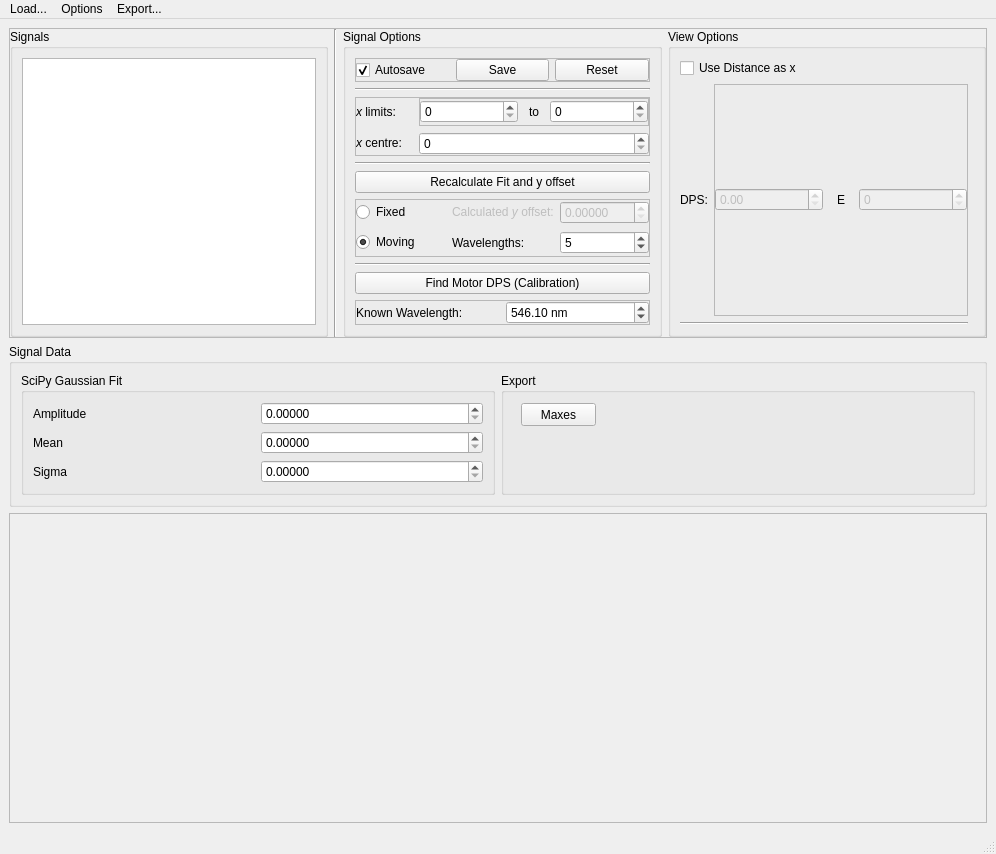
Before: the Qt Designer form gui/gui.ui in twobackfromtheend/pintera, drawn with Qt 5.
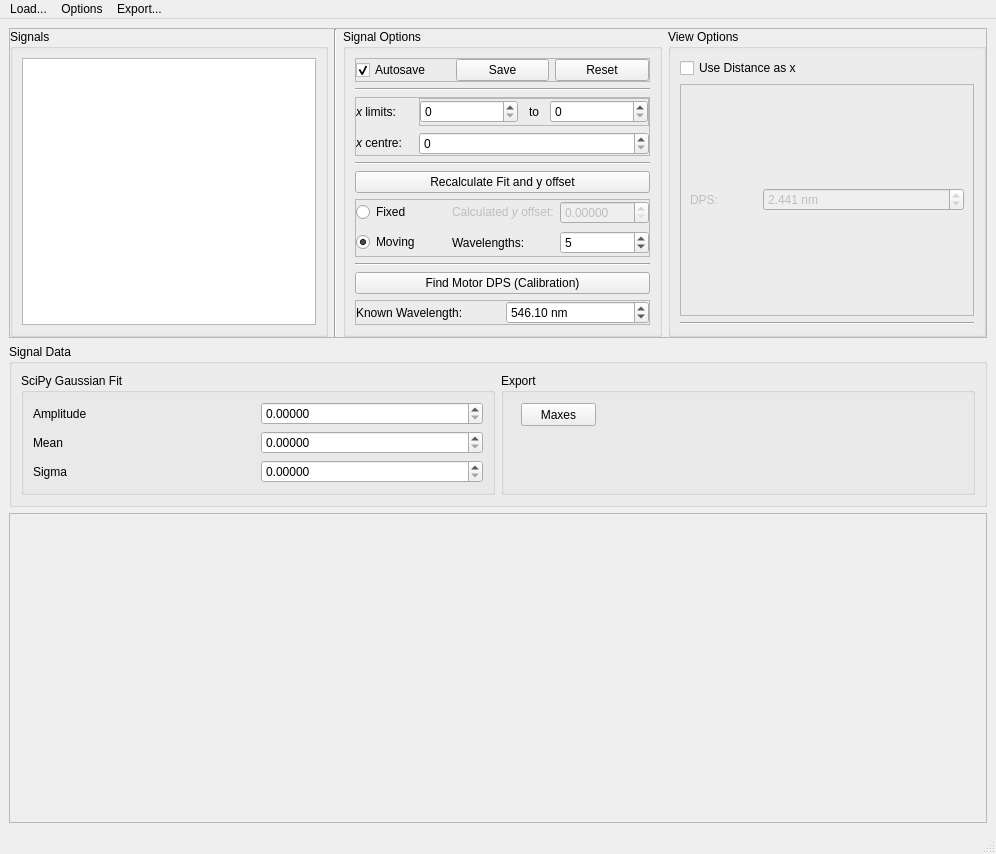
After: the same form once the commit is applied.

Patch:
```diff
--- a/gui/gui.ui
+++ b/gui/gui.ui
@@ -401,76 +401,56 @@
          <property name="title">
           <string>View Options</string>
          </property>
-         <layout class="QGridLayout" name="gridLayout_2">
-          <item row="0" column="0" colspan="3">
+         <layout class="QVBoxLayout" name="verticalLayout_3">
+          <item>
            <widget class="QCheckBox" name="use_dist_as_x_checkbox">
             <property name="text">
              <string>Use Distance as x</string>
             </property>
            </widget>
           </item>
-          <item row="1" column="0">
-           <widget class="QLabel" name="label_3">
-            <property name="toolTip">
-             <string>Displacement per Motor Step</string>
-            </property>
-            <property name="text">
-             <string>DPS:</string>
-            </property>
-           </widget>
-          </item>
-          <item row="1" column="1">
-           <widget class="QFrame" name="frame_5">
+          <item>
+           <widget class="QFrame" name="dps_frame">
             <property name="frameShape">
              <enum>QFrame::StyledPanel</enum>
             </property>
             <property name="frameShadow">
              <enum>QFrame::Raised</enum>
             </property>
-            <layout class="QHBoxLayout" name="horizontalLayout_4" stretch="3,1,3">
-             <property name="spacing">
-              <number>0</number>
-             </property>
-             <property name="leftMargin">
-              <number>0</number>
-             </property>
-             <property name="topMargin">
-              <number>0</number>
-             </property>
-             <property name="rightMargin">
-              <number>0</number>
-             </property>
-             <property name="bottomMargin">
-              <number>0</number>
-             </property>
+            <layout class="QHBoxLayout" name="horizontalLayout_4" stretch="1,3">
              <item>
-              <widget class="QDoubleSpinBox" name="dps_spin_box">
+              <widget class="QLabel" name="dps_label">
                <property name="enabled">
                 <bool>false</bool>
                </property>
-              </widget>
-             </item>
-             <item>
-              <widget class="QLabel" name="label_7">
+               <property name="toolTip">
+                <string>Displacement per Motor Step</string>
+               </property>
                <property name="text">
-                <string>E</string>
-               </property>
-               <property name="alignment">
-                <set>Qt::AlignCenter</set>
+                <string>DPS:</string>
                </property>
               </widget>
              </item>
              <item>
-              <widget class="QSpinBox" name="dpse_spin_box">
+              <widget class="QDoubleSpinBox" name="dps_spin_box">
                <property name="enabled">
                 <bool>false</bool>
                </property>
+               <property name="suffix">
+                <string> nm</string>
+               </property>
+               <property name="decimals">
+                <number>3</number>
+               </property>
+               <property name="value">
+                <double>2.441000000000000</double>
+               </property>
               </widget>
              </item>
             </layout>
            </widget>
           </item>
-          <item row="2" column="0" colspan="2">
+          <item>
            <widget class="Line" name="line">
             <property name="orientation">
              <enum>Qt::Horizontal</enum>
```
